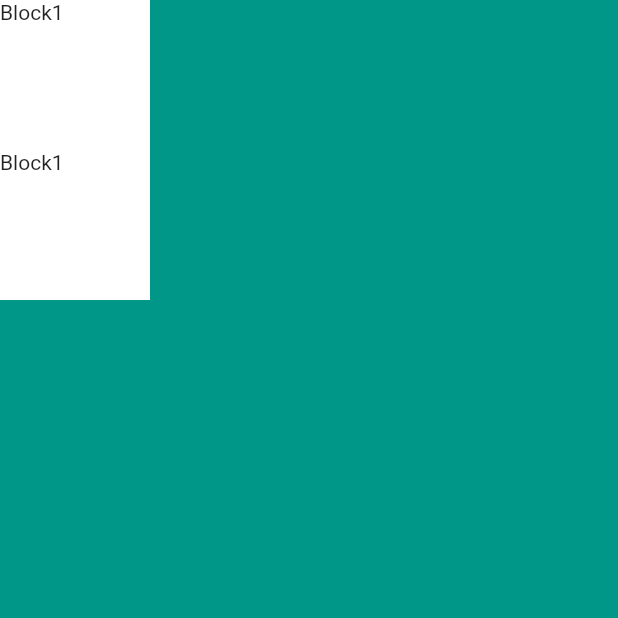
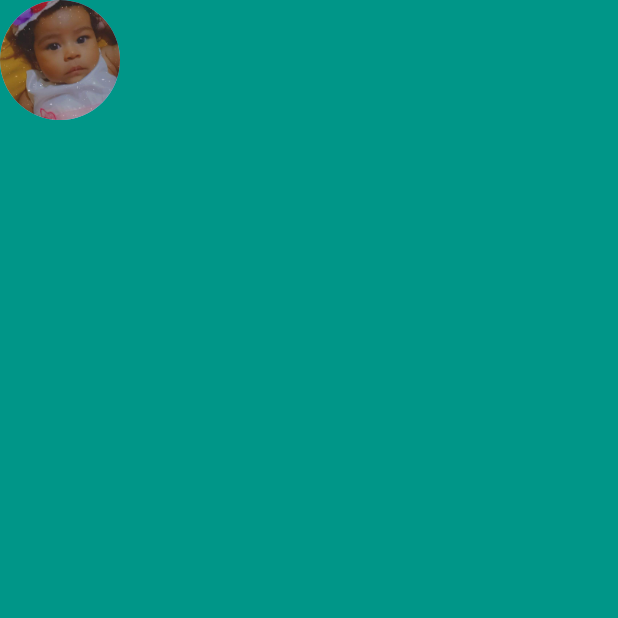
Before and after one commit to alucard720/flutterapps, a Flutter app: the screen it shows after launch, on a phone screen of 412 x 824 dp, the top half of it. Run offline on Flutter 3.47's test engine with Material 2 defaults, Android fonts, the phone set to English and light mode, and no system bars.

Commit message:
update 1

```diff
--- a/lib/main.dart
+++ b/lib/main.dart
@@ -13,24 +13,15 @@ class MyApp extends StatelessWidget {
         body: SafeArea(
           child: Column(
             children: <Widget>[
-              Container(
-                height: 100.0,
-                width:100.0,
-                color: Colors.white,
-                child: Text('Block1')
-              ),
-              Container(
-                  height: 100.0,
-                  width:100.0,
-                  color: Colors.white,
-                  child: Text('Block1')
+              CircleAvatar(
+                radius: 40.0,
+                backgroundColor: Colors.blue[200],
+                backgroundImage: AssetImage('images/bianca.jpg'),
               ),
             ],
           ),
         ),
-        ),
-
+      ),
     );
-
   }
 }
```
Also changed, not shown: pubspec.yaml (+5 -45 lines), images/bianca.jpg (added).
